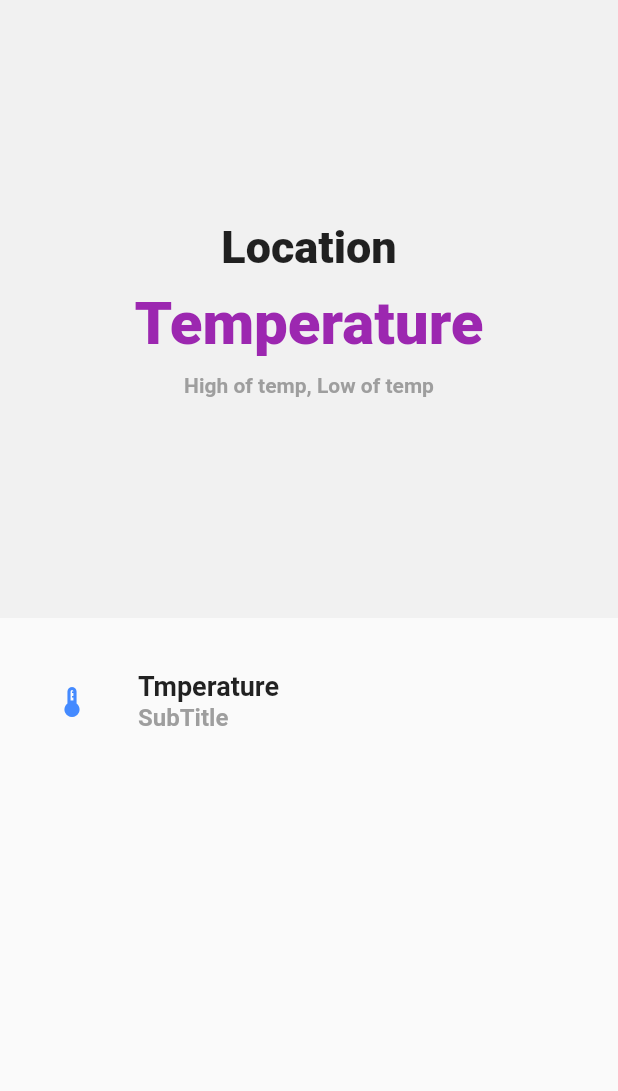
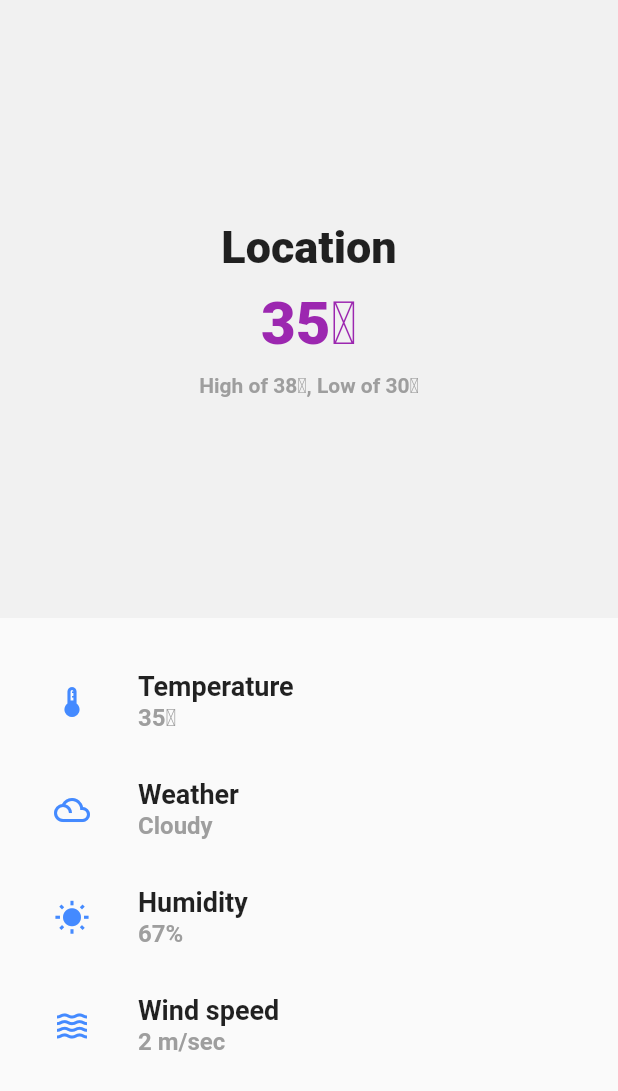
Before and after one commit to Fantom2018/Test_flutter_weather, a Flutter app: the screen it shows after launch, on a phone screen of 412 x 824 dp. Shown: the top 1091 px of the screen. Run offline on Flutter 3.47's test engine with Material 2 defaults, Android fonts, the phone set to English and light mode, and no system bars.

```diff
--- a/lib/main.dart
+++ b/lib/main.dart
@@ -1,5 +1,6 @@
 import 'package:flutter/cupertino.dart';
 import 'package:flutter/material.dart';
+import 'widgets/weather_tile.dart';
 
 void main () => runApp(
   MaterialApp(
@@ -35,7 +36,7 @@ class _MyApp extends State<MyApp>{
                 Padding(
                   padding: EdgeInsets.only(top: 10.0, bottom: 10.0),
                   child: Text(
-                    "Temperature",
+                    "35\u2103",
                     style: TextStyle(
                       color: Colors.purple,
                       fontSize: 40.0,
@@ -44,7 +45,7 @@ class _MyApp extends State<MyApp>{
                   ),
                 ),
                 Text(
-                  "High of temp, Low of temp",
+                  "High of 38\u2103, Low of 30\u2103",
                   style: TextStyle(
                     color: Color(0xff9e9e9e),
                     fontSize: 14.0,
@@ -59,29 +60,10 @@ class _MyApp extends State<MyApp>{
               padding: EdgeInsets.all(20.0),
                 child: ListView(
                   children: [
-                    ListTile(
-                      leading: Column(
-                        mainAxisAlignment: MainAxisAlignment.center,
-                        children: [
-                          Icon(Icons.thermostat_outlined, color: Colors.blueAccent,)
-                        ],
-                      ),
-                      title: Text(
-                        "Tmperature",
-                        style: TextStyle(
-                          fontSize: 18.0,
-                          fontWeight: FontWeight.w600
-                        ),
-                      ),
-                      subtitle: Text(
-                        "SubTitle",
-                        style: TextStyle(
-                          fontSize: 16.0,
-                          fontWeight: FontWeight.w600,
-                          color: Color(0xff9e9e9e)
-                        ),
-                      ),
-                    )
+                    WeatherTile(icon: Icons.thermostat_outlined, title: "Temperature", subtitle: "35\u2103"),
+                    WeatherTile(icon: Icons.filter_drama_outlined, title: "Weather", subtitle: "Cloudy"),
+                    WeatherTile(icon: Icons.wb_sunny, title: "Humidity", subtitle: "67%"),
+                    WeatherTile(icon: Icons.waves_outlined, title: "Wind speed", subtitle: "2 m/sec"),
                   ],
                 )
               ),
--- a/lib/widgets/weather_tile.dart
+++ b/lib/widgets/weather_tile.dart
@@ -1,5 +1,36 @@
 import 'package:flutter/material.dart';
 
 class WeatherTile extends StatelessWidget{
+  IconData icon;
+  String title;
+  String subtitle;
 
+  WeatherTile({required this.icon, required this.title, required this.subtitle});
+
+  @override
+  Widget build(BuildContext context){
+    return ListTile(
+      leading: Column(
+        mainAxisAlignment: MainAxisAlignment.center,
+        children: [
+          Icon(icon, color: Colors.blueAccent,)
+        ],
+      ),
+      title: Text(
+        title,
+        style: TextStyle(
+            fontSize: 18.0,
+            fontWeight: FontWeight.w600
+        ),
+      ),
+      subtitle: Text(
+        subtitle,
+        style: TextStyle(
+            fontSize: 16.0,
+            fontWeight: FontWeight.w600,
+            color: Color(0xff9e9e9e)
+        ),
+      ),
+    );
+  }
 }
```
